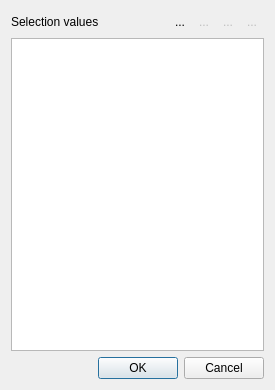
Before: the Qt Designer form edittagselectvalues.ui in cgilles/digikam-analogexif, drawn with Qt 5.
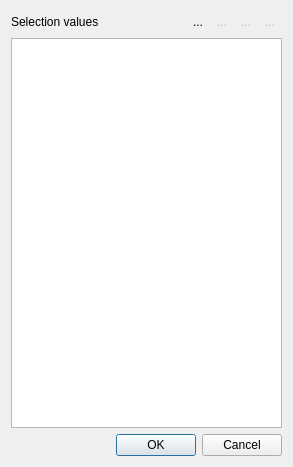
After: the same form once the commit is applied. Icons and pictures are not drawn.

What changed in the file:
```diff
--- a/edittagselectvalues.ui
+++ b/edittagselectvalues.ui
@@ -9,8 +9,8 @@
    <rect>
     <x>0</x>
     <y>0</y>
-    <width>275</width>
-    <height>390</height>
+    <width>293</width>
+    <height>467</height>
    </rect>
   </property>
   <property name="windowTitle">
```
